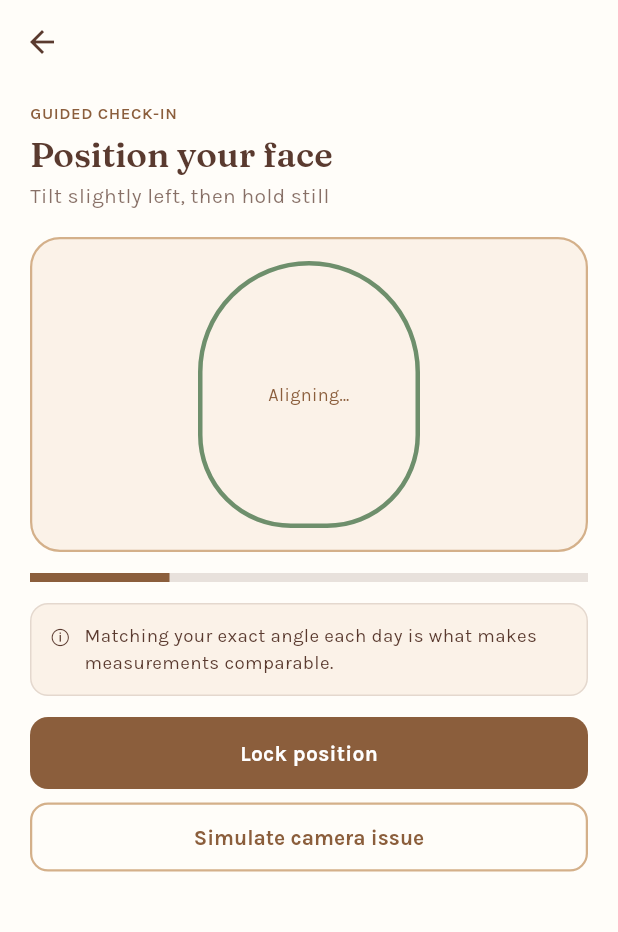
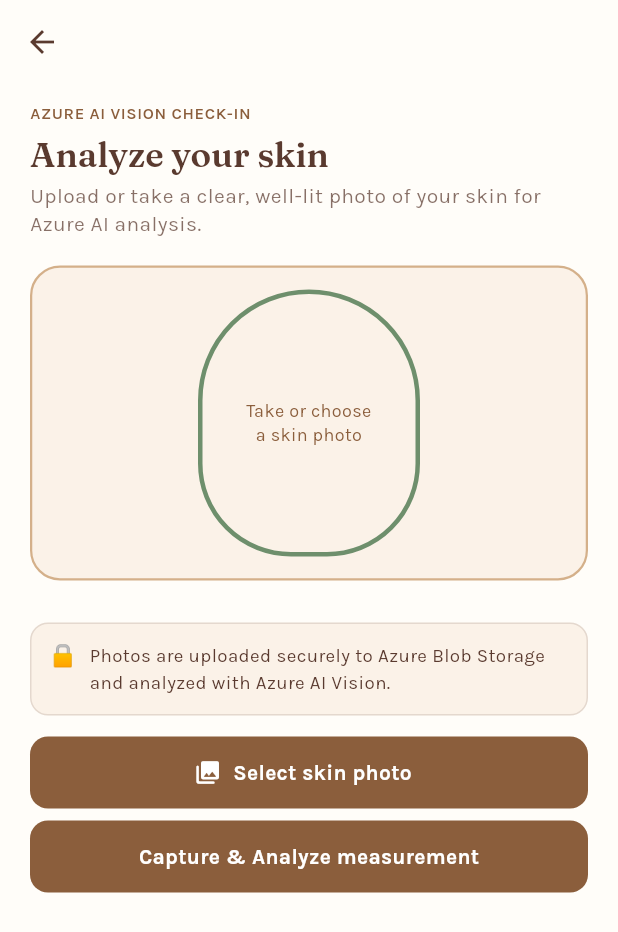
Before and after one commit to Amr-A-Abdallah/Dermaire-app, a Flutter app: the AppShell screen opened directly with empty values, after a tap on "Check in now", on a phone screen of 412 x 824 dp. Shown: the top 932 px of the screen. Run offline on Flutter 3.47's test engine with Material 3 defaults, Android fonts, the phone set to English and light mode, and no system bars; our stand-ins replace file_picker, shared_preferences; accounts and stored records are empty; network calls fail.

Commit message:
feat: real skin photo capture via file picker, Azure AI analysis integration, and real clinician authentication

```diff
--- a/lib/app_shell.dart
+++ b/lib/app_shell.dart
@@ -1,5 +1,7 @@
 import 'dart:math' as math;
-
+import 'dart:typed_data';
+
+import 'package:file_picker/file_picker.dart';
 import 'package:flutter/material.dart';
 
 import 'chatbot.dart';
@@ -7,6 +9,7 @@ import 'dermaire_state.dart';
 import 'dermaire_theme.dart';
 import 'dermaire_widgets.dart';
 import 'products/products_ui.dart';
+import 'services/api_service.dart';
 
 class AppShell extends StatelessWidget {
   const AppShell({super.key, required this.state});
@@ -1700,93 +1703,192 @@ class CameraScreen extends StatefulWidget {
 }
 
 class _CameraScreenState extends State<CameraScreen> {
-  double alignment = .25;
-  bool issue = false;
-
-  @override
-  Widget build(BuildContext context) => DermairePage(
-    eyebrow: 'Guided check-in',
-    title: 'Position your face',
-    subtitle: issue
-        ? 'We need to match your previous position.'
-        : 'Tilt slightly left, then hold still',
-    children: [
-      FaceGuide(
-        label: issue
-            ? 'Previous vs.\ncurrent position'
-            : alignment >= 1
-            ? 'Position locked ✓'
-            : 'Aligning…',
-        warning: issue,
-      ),
-      LinearProgressIndicator(
-        value: alignment,
-        minHeight: 6,
-        color: issue ? DermaireColors.unknown : DermaireColors.deep,
-        backgroundColor: DermaireColors.line,
-      ),
-      const SizedBox(height: 14),
-      Notice(
-        icon: issue ? '🟡' : 'ⓘ',
-        text: issue
-            ? 'Tilt slightly to the right, keep your whole face in frame, and hold steady.'
-            : 'Matching your exact angle each day is what makes measurements comparable.',
-        color: issue ? DermaireColors.unknownBackground : DermaireColors.paper,
-      ),
-      FilledButton(
-        onPressed: () {
-          if (issue) {
+  Uint8List? _photoBytes;
+  String? _photoFilename;
+  bool _isUploading = false;
+  String? _errorMessage;
+
+  Future<void> _pickPhoto() async {
+    try {
+      final file = await FilePicker.pickFile(
+        type: FileType.image,
+      );
+      if (file != null) {
+        final bytes = await file.readAsBytes();
         setState(() {
-              issue = false;
-              alignment = .45;
+          _photoBytes = bytes;
+          _photoFilename = file.name;
+          _errorMessage = null;
         });
-          } else if (alignment < 1) {
-            setState(() => alignment = 1);
-          } else {
+      }
+    } catch (e) {
+      setState(() => _errorMessage = 'Failed to select image: $e');
+    }
+  }
+
+  Future<void> _submitPhoto() async {
+    if (_isUploading) return;
+    setState(() {
+      _isUploading = true;
+      _errorMessage = null;
+    });
+
+    Map<String, dynamic>? analysisResult;
+    try {
+      if (_photoBytes != null) {
+        analysisResult = await ApiService.instance.submitCheckIn(
+          timeOfDay: DateTime.now().hour < 12 ? 'morning' : 'evening',
+          hydration: 72.0,
+          texture: 68.0,
+          redness: 25.0,
+          photoBytes: _photoBytes,
+          photoFilename: _photoFilename,
+          notes: 'Skin photo captured via app',
+        );
+      }
+    } catch (e) {
+      // Backend error fallback - keep local app experience resilient
+      _errorMessage = e.toString();
+    } finally {
+      if (mounted) {
+        setState(() => _isUploading = false);
+      }
+    }
+
     widget.state.completeCheckIn();
+    if (!mounted) return;
     Navigator.of(context).pushReplacement(
       MaterialPageRoute(
-                builder: (_) => CheckInCompleteScreen(state: widget.state),
-              ),
-            );
-          }
-        },
-        child: Text(
-          issue
-              ? 'Try again'
-              : alignment < 1
-              ? 'Lock position'
-              : 'Capture measurement',
-        ),
+        builder: (_) => CheckInCompleteScreen(
+          state: widget.state,
+          analysisData: analysisResult,
+        ),
+      ),
+    );
+  }
+
+  @override
+  Widget build(BuildContext context) => DermairePage(
+    eyebrow: 'Azure AI Vision check-in',
+    title: 'Analyze your skin',
+    subtitle: _photoBytes == null
+        ? 'Upload or take a clear, well-lit photo of your skin for Azure AI analysis.'
+        : 'Photo ready for Azure AI Vision 4.0 analysis.',
+    children: [
+      if (_photoBytes != null)
+        Container(
+          height: 240,
+          width: double.infinity,
+          decoration: BoxDecoration(
+            borderRadius: BorderRadius.circular(16),
+            border: Border.all(color: DermaireColors.line),
+            color: DermaireColors.paper,
+          ),
+          clipBehavior: Clip.antiAlias,
+          child: Stack(
+            fit: StackFit.expand,
+            children: [
+              Image.memory(_photoBytes!, fit: BoxFit.cover),
+              Positioned(
+                bottom: 8,
+                right: 8,
+                child: Container(
+                  padding: const EdgeInsets.symmetric(horizontal: 10, vertical: 4),
+                  decoration: BoxDecoration(
+                    color: Colors.black.withValues(alpha: 0.7),
+                    borderRadius: BorderRadius.circular(20),
+                  ),
+                  child: const Row(
+                    mainAxisSize: MainAxisSize.min,
+                    children: [
+                      Icon(Icons.check_circle, color: Colors.greenAccent, size: 14),
+                      SizedBox(width: 4),
+                      Text('Azure AI Ready', style: TextStyle(color: Colors.white, fontSize: 11)),
+                    ],
+                  ),
+                ),
+              ),
+            ],
+          ),
+        )
+      else
+        const FaceGuide(
+          label: 'Take or choose\na skin photo',
+          warning: false,
+        ),
+      const SizedBox(height: 14),
+      if (_errorMessage != null)
+        Notice(
+          icon: '⚠️',
+          text: _errorMessage!,
+          color: DermaireColors.unknownBackground,
+        ),
+      Notice(
+        icon: '🔒',
+        text: _photoBytes == null
+            ? 'Photos are uploaded securely to Azure Blob Storage and analyzed with Azure AI Vision.'
+            : 'Image: ${_photoFilename ?? "Skin photo"} selected. Tap Analyze to process with Azure AI.',
+        color: DermaireColors.paper,
+      ),
+      FilledButton.icon(
+        icon: const Icon(Icons.photo_library_rounded),
+        onPressed: _isUploading ? null : _pickPhoto,
+        label: Text(_photoBytes == null ? 'Select skin photo' : 'Choose another photo'),
       ),
       const SizedBox(height: 8),
-      OutlinedButton(
-        onPressed: () => setState(() => issue = !issue),
-        child: const Text('Simulate camera issue'),
+      FilledButton(
+        style: FilledButton.styleFrom(backgroundColor: DermaireColors.deep),
+        onPressed: _isUploading ? null : _submitPhoto,
+        child: _isUploading
+            ? const SizedBox(
+                height: 20,
+                width: 20,
+                child: CircularProgressIndicator(strokeWidth: 2, color: Colors.white),
+              )
+            : const Text('Capture & Analyze measurement'),
       ),
     ],
   );
 }
 
 class CheckInCompleteScreen extends StatelessWidget {
-  const CheckInCompleteScreen({super.key, required this.state});
+  const CheckInCompleteScreen({
+    super.key,
+    required this.state,
+    this.analysisData,
+  });
   final DermaireState state;
-
-  @override
-  Widget build(BuildContext context) => DermairePage(
+  final Map<String, dynamic>? analysisData;
+
+  @override
+  Widget build(BuildContext context) {
+    final redness = analysisData?['redness_score']?.toString() ?? 'Good';
+    final texture = analysisData?['texture_score']?.toString() ?? 'Stable';
+    final hydration = analysisData?['hydration_score']?.toString() ?? '72%';
+
+    return DermairePage(
       title: 'Check-in complete',
-    subtitle: "Today's measurement has been added to your experiment.",
+      subtitle: "Azure AI Vision has analyzed your skin and recorded it to your experiment.",
       centered: true,
       children: [
         const SizedBox(height: 8),
-      const Row(
-        children: [
-          Expanded(child: MetricTile('Good', 'Redness')),
-          SizedBox(width: 10),
-          Expanded(child: MetricTile('Stable', 'Texture')),
+        Row(
+          children: [
+            Expanded(child: MetricTile(redness, 'Redness')),
+            const SizedBox(width: 10),
+            Expanded(child: MetricTile(texture, 'Texture')),
+            const SizedBox(width: 10),
+            Expanded(child: MetricTile(hydration, 'Hydration')),
           ],
         ),
         const SizedBox(height: 14),
+        if (analysisData != null && analysisData!['photo_url'] != null)
+          Notice(
+            icon: '☁️',
+            text: 'Uploaded to Azure Blob Storage securely.',
+            color: DermaireColors.paper,
+          )
+        else
           const Notice(
             icon: 'ⓘ',
             text:
@@ -1804,6 +1906,7 @@ class CheckInCompleteScreen extends StatelessWidget {
         ),
       ],
     );
+  }
 }
 
 class ContextScreen extends StatefulWidget {
--- a/lib/services/api_service.dart
+++ b/lib/services/api_service.dart
@@ -209,6 +209,8 @@ class ApiService {
     required double redness,
     String? notes,
     String? experimentId,
+    List<int>? photoBytes,
+    String? photoFilename,
   }) async {
     final request = http.MultipartRequest('POST', Uri.parse('$baseUrl/checkins'));
     if (_authToken != null) {
@@ -220,6 +222,14 @@ class ApiService {
     request.fields['redness_score'] = redness.toString();
     if (notes != null) request.fields['notes'] = notes;
     if (experimentId != null) request.fields['experiment_id'] = experimentId;
+
+    if (photoBytes != null && photoBytes.isNotEmpty) {
+      request.files.add(http.MultipartFile.fromBytes(
+        'photo',
+        photoBytes,
+        filename: photoFilename ?? 'skin_photo.jpg',
+      ));
+    }
 
     final streamedRes = await request.send();
     final res = await http.Response.fromStream(streamedRes);
--- a/pubspec.yaml
+++ b/pubspec.yaml
@@ -12,6 +12,7 @@ dependencies:
   cupertino_icons: ^1.0.8
   shared_preferences: ^2.5.5
   http: ^1.2.2
+  file_picker: ^13.0.0
 
 dev_dependencies:
   flutter_test:
```
Also changed, not shown: lib/doctor_portal.dart (+35 -7 lines), pubspec.lock, 1 other file. Lines whose indentation alone changed are shown as unchanged.
